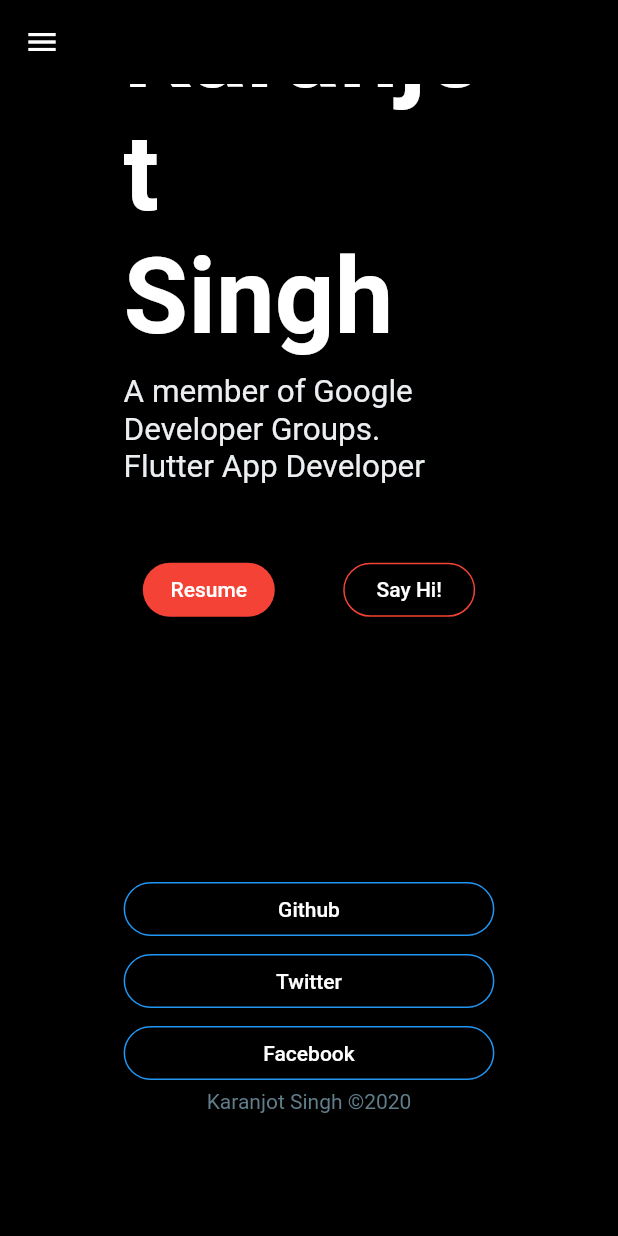
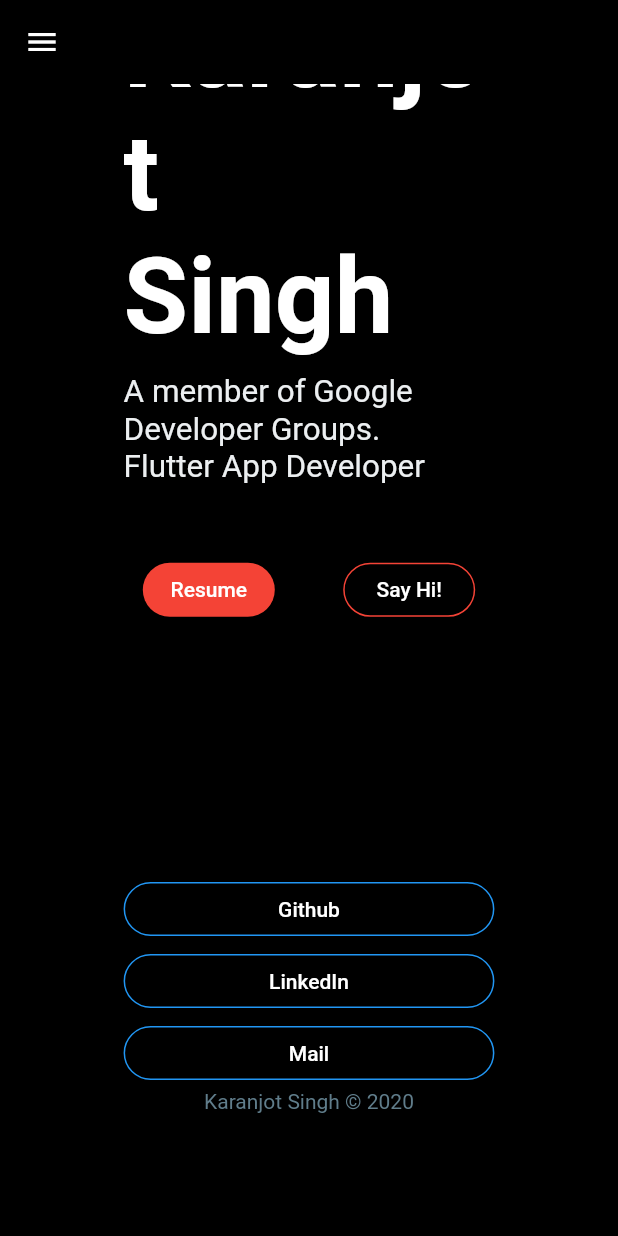
Before and after one commit to Karanjot-singh/portfolio, a Flutter app: the screen it shows after launch, scrolled down 615 dp, after a tap on "Github", on a phone screen of 412 x 824 dp. Run offline on Flutter 3.47's test engine with Material 2 defaults, Android fonts, the phone set to English and light mode, and no system bars; missing offline and left inert: dart:html; Roboto replaces fonts that are missing (Montserrat-Bold).

Commit message:
minor changes

```diff
--- a/lib/profile_page.dart
+++ b/lib/profile_page.dart
@@ -147,19 +147,7 @@ class NavButton extends StatelessWidget {
   Widget build(BuildContext context) {
     return OutlineButton(
       child:
-      imgURL==null?
-      Text(text):Container(
-            margin: EdgeInsets.only(right: 12, left: 12, top: 16),
-            width: 20.0,
-            height: 20.0,
-            decoration: new BoxDecoration(
-              shape: BoxShape.circle,
-              image: new DecorationImage(
-                fit: BoxFit.cover,
-                image: new NetworkImage(imgURL),
-              ),
-            ),
-          ),
+      Text(text),
       borderSide: BorderSide(
         color: color,
       ),
@@ -281,29 +269,34 @@ class SocialInfo extends StatelessWidget {
       NavButton(
         text: "Github",
         onPressed: () {
-          html.window.open("https://github.com/iampawan", "Git");
+          html.window.open("https://github.com/Karanjot-singh", "Git");
         },
         color: Colors.blue,
+        imgURL: "GIT.png",
       ),
       NavButton(
-        text: "Twitter",
+        text: "LinkedIn",
         onPressed: () {
-          html.window.open("https://twitter.com/imthepk", "Twitter");
+          html.window.open("https://www.linkedin.com/in/karanjot-singh-/", "LinkedIn");
         },
         color: Colors.blue,
+        imgURL: "linked.png",
+
       ),
       NavButton(
-        text: "Facebook",
+        text: "Mail",
         onPressed: () {
-          html.window.open("https://facebook.com/thepawankumaar", "Fb");
+          html.window.open("mailto.karanjot19050@iiitd.ac.in", "Fb");
         },
         color: Colors.blue,
+        imgURL: "mail.png",
+
       ),
     ];
   }
 
   Widget copyRightText() => Text(
-        "Karanjot Singh ©️2020",
+        "Karanjot Singh ©️ 2020",
         textAlign: TextAlign.center,
         style: TextStyle(color: Colors.blueGrey),
       );
```
